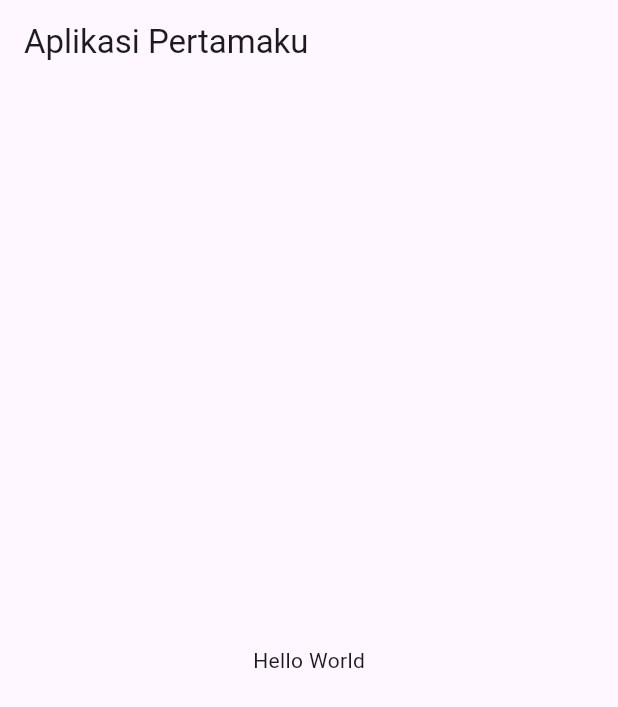
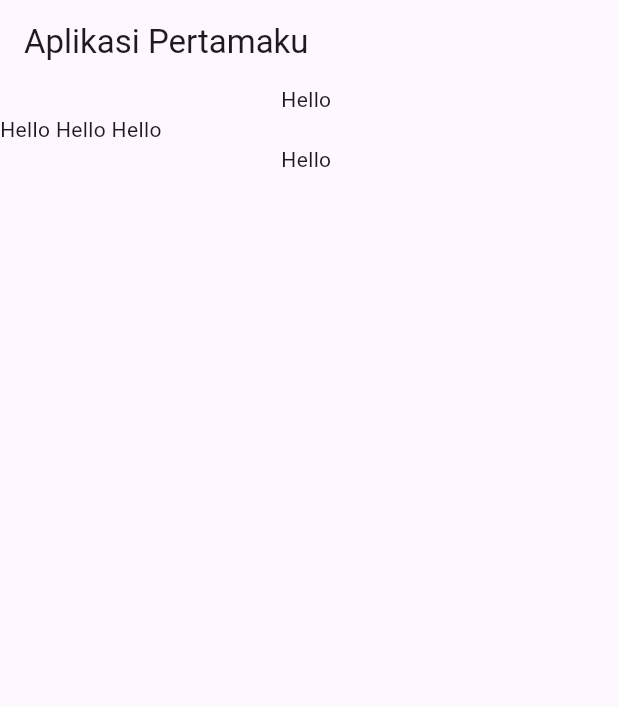
Before and after one commit to Elmosius/Multi-Platform, a Flutter app: the screen it shows after launch, on a phone screen of 412 x 824 dp. Shown: the top 707 px of the screen. Run offline on Flutter 3.47's test engine with Material 3 defaults, Android fonts, the phone set to English and light mode, and no system bars.

Commit message:
Update main_page.dart
belajar colum & row

```diff
--- a/belajar_sendiri/flutter_application_1/lib/main_page.dart
+++ b/belajar_sendiri/flutter_application_1/lib/main_page.dart
@@ -1,4 +1,5 @@
 import 'package:flutter/material.dart';
+import 'package:flutter/widgets.dart';
 
 class MainPage extends StatelessWidget {
   const MainPage({super.key});
@@ -6,10 +7,20 @@ class MainPage extends StatelessWidget {
   @override
   Widget build(BuildContext context) {
     return Scaffold(
-      appBar: AppBar(
-        title: const Text('Aplikasi Pertamaku')),
-      body: const Center(
-        child: Text('Hello World')),
+      appBar: AppBar(title: const Text('Aplikasi Pertamaku')),
+      body: const Column(
+        children: [
+          Text('Hello '),
+          Row(
+            children: [
+              Text('Hello '),
+              Text('Hello '),
+              Text('Hello '),
+            ],
+          ),
+          Text('Hello '),
+        ],
+      ),
     );
   }
 }
```
